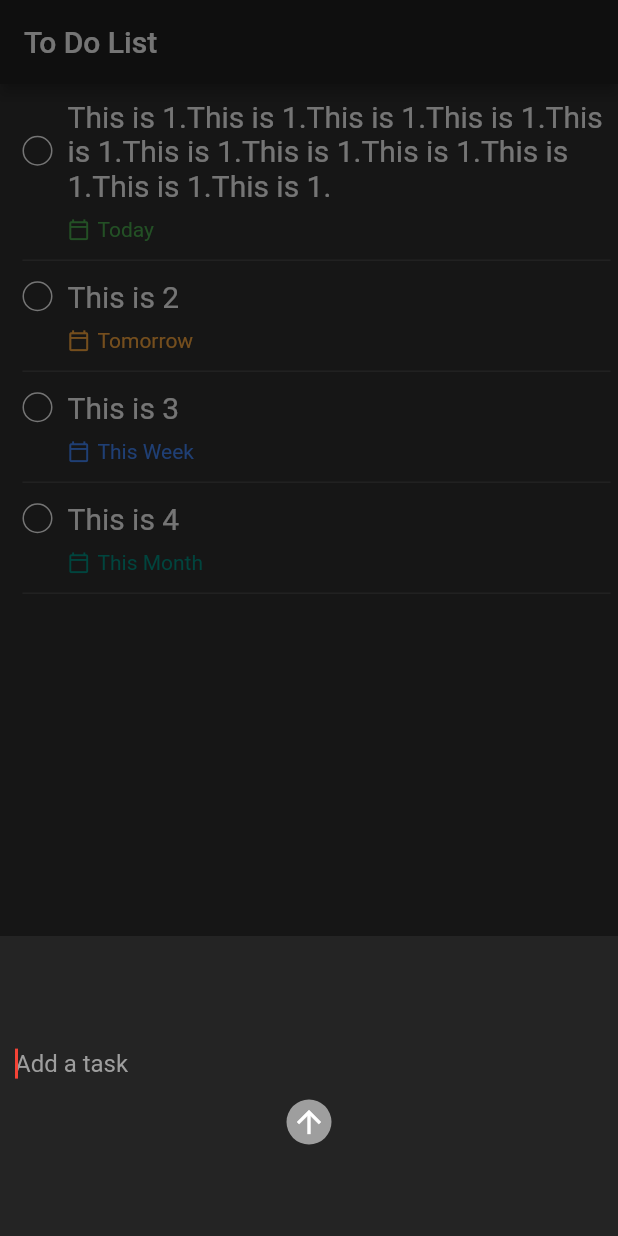
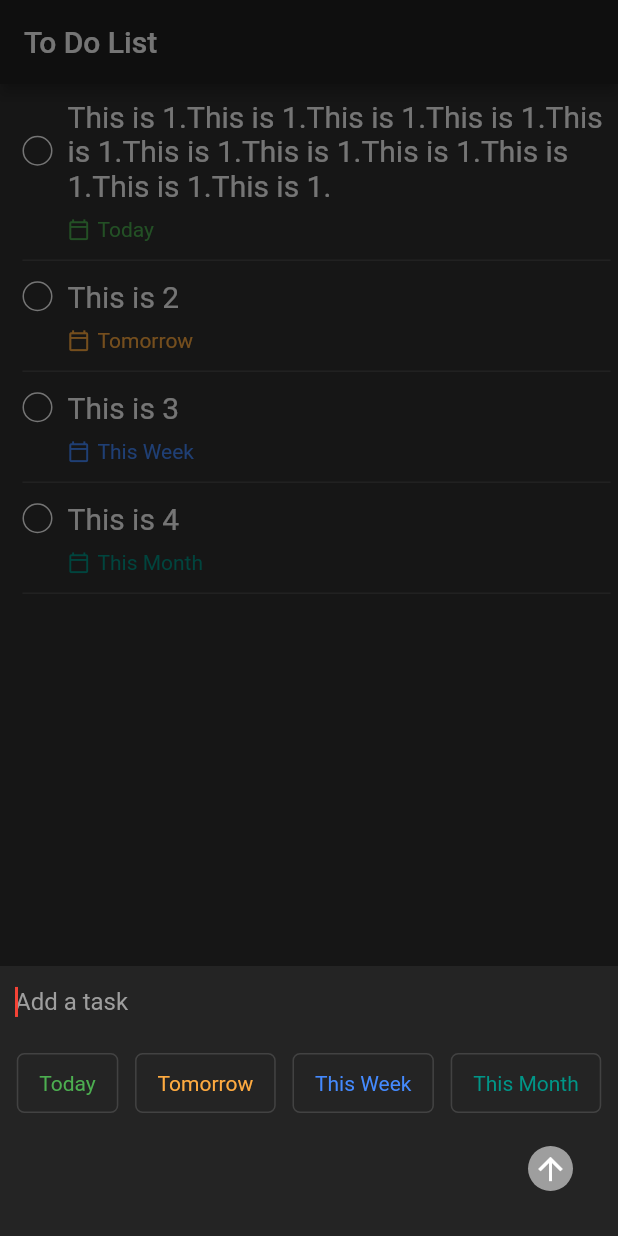
Before and after one commit to Kotaro666-dev/flutter_practice, a Flutter app: the screen it shows after launch, after a tap on the "add" icon, on a phone screen of 412 x 824 dp. Run offline on Flutter 3.47's test engine with Material 2 defaults, Android fonts, the phone set to English and light mode, and no system bars; our stand-ins replace flutter_redux, flutter_riverpod, redux.

Commit message:
Update: Update ModalSheet UI

```diff
--- a/to_do_list_with_riverpod/lib/constants/constant.dart
+++ b/to_do_list_with_riverpod/lib/constants/constant.dart
@@ -1,8 +1,8 @@
 import 'package:flutter/material.dart';
 
-const Color todayColor = Colors.green;
-const Color tomorrowColor = Colors.orangeAccent;
-const Color thisWeekColor = Colors.blueAccent;
-const Color thisMonthColor = Colors.teal;
+const Color kTodayColor = Colors.green;
+const Color kTomorrowColor = Colors.orangeAccent;
+const Color kThisWeekColor = Colors.blueAccent;
+const Color kThisMonthColor = Colors.teal;
 
 const double leftPadding = 15;
--- a/to_do_list_with_riverpod/lib/model/to_do_item.dart
+++ b/to_do_list_with_riverpod/lib/model/to_do_item.dart
@@ -1,4 +1,5 @@
 enum Deadline {
+  unselected,
   today,
   tomorrow,
   thisWeek,
--- a/to_do_list_with_riverpod/lib/view/home_page.dart
+++ b/to_do_list_with_riverpod/lib/view/home_page.dart
@@ -1,6 +1,7 @@
 import 'package:flutter/material.dart';
 import 'package:flutter_riverpod/flutter_riverpod.dart';
 import 'package:to_do_list_with_riverpod/constants/constant.dart';
+import 'package:to_do_list_with_riverpod/model/to_do_item.dart';
 import 'package:to_do_list_with_riverpod/riverpod/providers.dart';
 
 import '../riverpod/providers.dart';
@@ -23,7 +24,8 @@ class HomePage extends ConsumerWidget {
                 ),
               ),
             )
-          : ListView.builder(
+          : SafeArea(
+              child: ListView.builder(
                 itemCount: notifier.toDoList.length,
                 itemBuilder: (BuildContext context, int index) {
                   final item = notifier.toDoList[index];
@@ -70,7 +72,11 @@ class HomePage extends ConsumerWidget {
                               ],
                             ),
                           ),
-                        const SizedBox(height: 10),
+                          SizedBox(
+                              height: item.deadline != Deadline.unselected
+                                  ? 10
+                                  : 0),
+                          if (item.deadline != Deadline.unselected)
                             Padding(
                               padding: const EdgeInsets.only(left: 45),
                               child: Row(
@@ -78,14 +84,15 @@ class HomePage extends ConsumerWidget {
                                   Icon(
                                     Icons.calendar_today_outlined,
                                     size: 15,
-                                color: notifier.getDeadlineColor(item.deadline),
+                                    color: notifier
+                                        .getDeadlineColor(item.deadline),
                                   ),
                                   const SizedBox(width: 5),
                                   Text(
                                     notifier.getDeadlineText(item.deadline),
                                     style: TextStyle(
-                                  color:
-                                      notifier.getDeadlineColor(item.deadline),
+                                      color: notifier
+                                          .getDeadlineColor(item.deadline),
                                     ),
                                   ),
                                 ],
@@ -98,6 +105,7 @@ class HomePage extends ConsumerWidget {
                     ),
                   );
                 },
+              ),
             ),
       floatingActionButton: FloatingActionButton(
         backgroundColor: Colors.red,
@@ -117,15 +125,16 @@ class HomePage extends ConsumerWidget {
       context: context,
       builder: (BuildContext context) {
         return SizedBox(
-          height: 200,
+          height: 180,
           child: DecoratedBox(
             decoration: const BoxDecoration(
               color: Colors.black26,
             ),
             child: Consumer(builder: (BuildContext context, watch, child) {
               final notifier = watch(homePageProvider);
-              return Center(
-                child: Column(
+              return Stack(
+                children: [
+                  Column(
                     mainAxisAlignment: MainAxisAlignment.spaceBetween,
                     mainAxisSize: MainAxisSize.min,
                     children: <Widget>[
@@ -154,7 +163,22 @@ class HomePage extends ConsumerWidget {
                           ),
                         ),
                       ),
-                    CircleAvatar(
+                      const SizedBox(height: 10),
+                      Row(
+                        mainAxisAlignment: MainAxisAlignment.spaceEvenly,
+                        children: const [
+                          DeadlineCard(type: Deadline.today),
+                          DeadlineCard(type: Deadline.tomorrow),
+                          DeadlineCard(type: Deadline.thisWeek),
+                          DeadlineCard(type: Deadline.thisMonth),
+                        ],
+                      ),
+                    ],
+                  ),
+                  Positioned(
+                    bottom: 30,
+                    right: 30,
+                    child: CircleAvatar(
                       backgroundColor:
                           notifier.isActive ? Colors.red : Colors.grey,
                       radius: 15,
@@ -170,13 +194,62 @@ class HomePage extends ConsumerWidget {
                         },
                       ),
                     ),
+                  )
                 ],
-                ),
               );
             }),
           ),
         );
       },
+    );
+  }
+}
+
+class DeadlineCard extends ConsumerWidget {
+  const DeadlineCard({
+    this.type,
+    Key key,
+  }) : super(key: key);
+
+  final Deadline type;
+
+  @override
+  Widget build(BuildContext context, ScopedReader watch) {
+    final notifier = watch(homePageProvider);
+    final color = notifier.getDeadlineColor(type);
+    return GestureDetector(
+      onTap: () => notifier.onTapDeadlineCard(type),
+      child: SizedBox(
+        height: 40,
+        child: DecoratedBox(
+          decoration: BoxDecoration(
+            border: Border.all(
+              // color: Colors.grey.shade800,
+              color: type == notifier.selectedDeadlineType
+                  ? color
+                  : Colors.grey.shade800,
+              width: 1,
+            ),
+            borderRadius: BorderRadius.circular(5),
+          ),
+          child: Padding(
+            padding: const EdgeInsets.symmetric(horizontal: 15),
+            child: Center(
+              child: Row(
+                mainAxisAlignment: MainAxisAlignment.center,
+                children: [
+                  Text(
+                    '${notifier.getDeadlineText(type)}',
+                    style: TextStyle(
+                      color: color,
+                    ),
+                  ),
+                ],
+              ),
+            ),
+          ),
+        ),
+      ),
     );
   }
 }
--- a/to_do_list_with_riverpod/lib/view/home_page_notifier.dart
+++ b/to_do_list_with_riverpod/lib/view/home_page_notifier.dart
@@ -18,8 +18,12 @@ class HomePageNotifier extends ChangeNotifier {
   bool _isActive;
   bool get isActive => _isActive;
 
+  Deadline _selectedDeadlineType;
+  Deadline get selectedDeadlineType => _selectedDeadlineType;
+
   void _initialize() {
     _toDoList = toDoStaticLists;
+    _selectedDeadlineType = Deadline.unselected;
     _textEditingController = TextEditingController();
     _isActive = false;
     notifyListeners();
@@ -45,13 +49,14 @@ class HomePageNotifier extends ChangeNotifier {
     final newToDo = ToDoItem(
       id: _toDoList.isEmpty ? 1 : _toDoList.last.id + 1,
       content: _content,
-      deadline: Deadline.tomorrow,
+      deadline: _selectedDeadlineType,
       isDone: false,
     );
     _toDoList.add(newToDo);
     notifyListeners();
     _textEditingController.clear();
     _content = '';
+    _selectedDeadlineType = Deadline.unselected;
     _isActive = false;
     notifyListeners();
   }
@@ -65,22 +70,22 @@ class HomePageNotifier extends ChangeNotifier {
       return 'This Week';
     } else if (deadline == Deadline.thisMonth) {
       return 'This Month';
-    } else {
-      return '';
+    } else if (deadline == Deadline.unselected) {
+      return 'unSelected';
     }
   }
 
   Color getDeadlineColor(Deadline deadline) {
     if (deadline == Deadline.today) {
-      return todayColor;
+      return kTodayColor;
     } else if (deadline == Deadline.tomorrow) {
-      return tomorrowColor;
+      return kTomorrowColor;
     } else if (deadline == Deadline.thisWeek) {
-      return thisWeekColor;
+      return kThisWeekColor;
     } else if (deadline == Deadline.thisMonth) {
-      return thisMonthColor;
-    } else {
-      return Colors.white;
+      return kThisMonthColor;
+    } else if (deadline == Deadline.unselected) {
+      return Colors.grey.shade800;
     }
   }
 
@@ -88,4 +93,9 @@ class HomePageNotifier extends ChangeNotifier {
     _toDoList.removeWhere((item) => item.id == id);
     notifyListeners();
   }
+
+  void onTapDeadlineCard(Deadline deadline) {
+    _selectedDeadlineType = deadline;
+    notifyListeners();
+  }
 }
```
Lines whose indentation alone changed are shown as unchanged.
